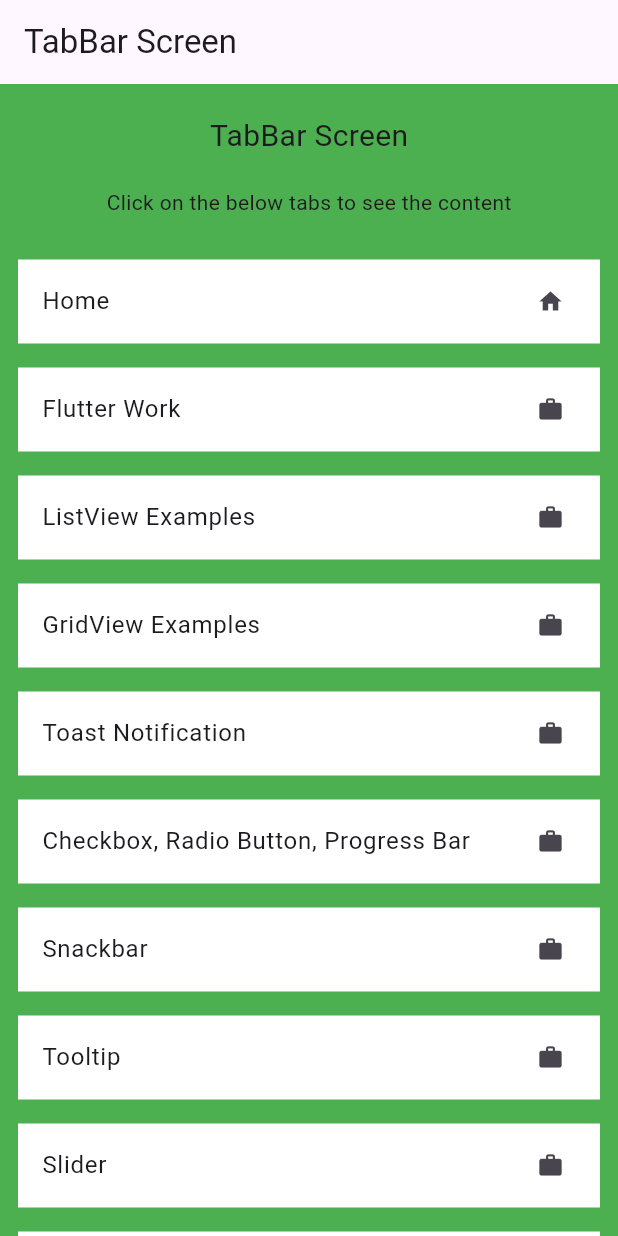
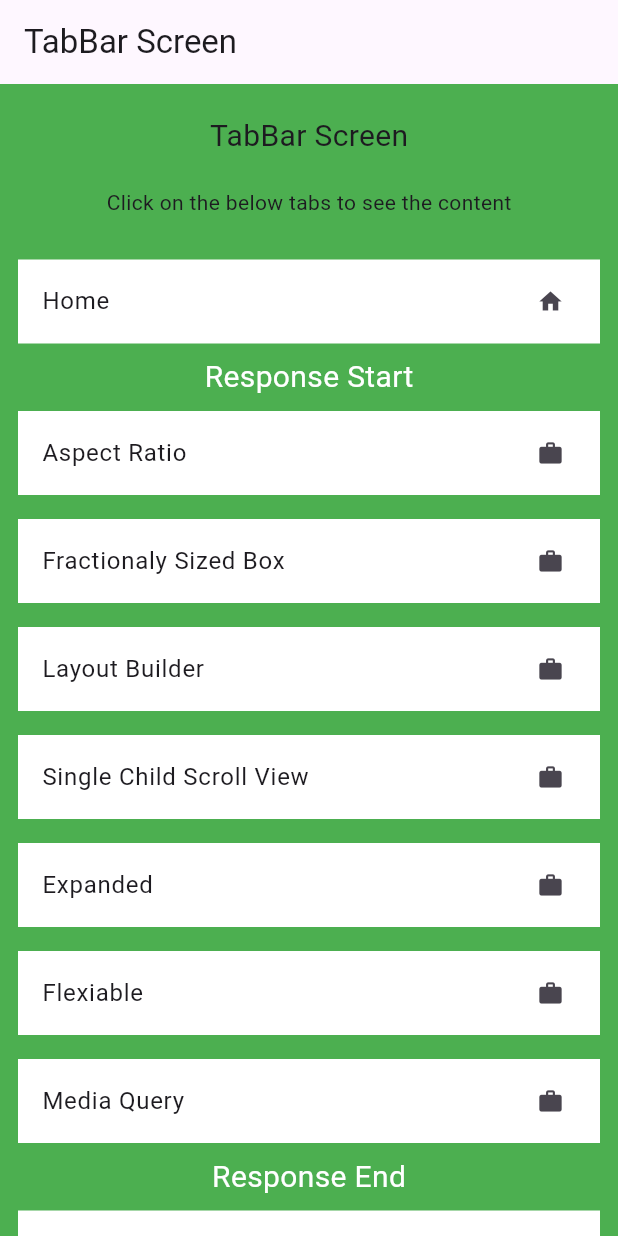
Before and after one commit to AdibRasel/Dart_Programming, a Flutter app: the screen it shows after launch, on a phone screen of 412 x 824 dp. Run offline on Flutter 3.47's test engine with Material 3 defaults, Android fonts, the phone set to English and light mode, and no system bars; our stand-ins replace carousel_slider, fluttertoast, table_calendar.

Commit message:
Responsive Relented Work
Responsive Relented Work

```diff
--- /dev/null
+++ b/Flutter/lib/TabBarScreen/Expanded.dart
@@ -0,0 +1,31 @@
+import 'package:flutter/material.dart';
+
+class Expandeds extends StatelessWidget {
+  const Expandeds({super.key});
+
+  @override
+  Widget build(BuildContext context) {
+    return Scaffold(
+      appBar: AppBar(
+        title: Text('Expanded'),
+      ),
+      body: Column(
+        mainAxisAlignment: MainAxisAlignment.start,
+        children: [
+          Expanded(
+            flex: 3, // এই প্যারামিটার দিয়ে আমরা বলতে পারি কতগুলো ফ্লেক্স দিয়ে ডিভাইস ভিতরে কতটুকু জায়গা নিয়ে নিবে।
+            child: Container(color: Colors.green,)
+          ),
+          Expanded(
+            flex: 5, // এখানে টোটাল Expanded টোটাল কয়টার উপর ভিত্তি করে ভাগ করে যায়গা নিবে।
+            child: Container(color: Colors.blue,)
+          ),
+          Expanded(
+            flex: 1,
+            child: Container(color: Colors.yellow,)
+          ),
+        ],
+      ),
+    );
+  }
+}
--- /dev/null
+++ b/Flutter/lib/TabBarScreen/Flexiable.dart
@@ -0,0 +1,32 @@
+import 'package:flutter/material.dart';
+
+class Flexiables extends StatelessWidget {
+  const Flexiables({super.key});
+
+  @override
+  Widget build(BuildContext context) {
+    return Scaffold(
+      appBar: AppBar(
+        title: Text('Expanded'),
+      ),
+      body: Row(
+        mainAxisAlignment: MainAxisAlignment.start,
+        children: [
+          Flexible(
+            fit: FlexFit.loose, // Expanded থেকে এই অফশনটি বার্তি আর নয় সব সমান এ।
+            flex: 3, // এই প্যারামিটার দিয়ে আমরা বলতে পারি কতগুলো ফ্লেক্স দিয়ে ডিভাইস ভিতরে কতটুকু জায়গা নিয়ে নিবে।
+            child: Container(color: Colors.green,)
+          ),
+          Flexible(
+            flex: 5, // এখানে টোটাল Flexible টোটাল কয়টার উপর ভিত্তি করে ভাগ করে যায়গা নিবে।
+            child: Container(color: Colors.blue,)
+          ),
+          Flexible(
+            flex: 2,
+            child: Container(color: Colors.yellow,)
+          ),
+        ],
+      ),
+    );
+  }
+}
--- a/Flutter/lib/main.dart
+++ b/Flutter/lib/main.dart
@@ -6,13 +6,20 @@
 import 'package:shaminibazar/TabBarScreen/Switch.dart';
 import 'package:shaminibazar/TabBarScreen/Tooltip.dart';
 
+import 'TabBarScreen/AspectRatioRespon.dart';
+import 'TabBarScreen/Expanded.dart';
+import 'TabBarScreen/Flexiable.dart';
 import 'TabBarScreen/FlutterAnimation.dart';
 import 'TabBarScreen/FlutterCalendar.dart';
 import 'TabBarScreen/FlutterWork.dart';
+import 'TabBarScreen/FractionalySizedBox.dart';
 import 'TabBarScreen/GridViewExamples.dart';
 import 'TabBarScreen/HomeTabBarScreen.dart';
+import 'TabBarScreen/LayoutBuilder.dart';
 import 'TabBarScreen/ListViewExamples.dart';
+import 'TabBarScreen/MediaQuery.dart';
 import 'TabBarScreen/Person.dart';
+import 'TabBarScreen/SingleChildScrollView.dart';
 import 'TabBarScreen/Slider_Image.dart';
 import 'TabBarScreen/Table.dart';
 import 'TabBarScreen/ToastNotification.dart';
@@ -86,6 +93,115 @@
                     trailing: Icon(Icons.home),
                   ),
                 ),
+
+
+
+
+                // ====================================== Response Start ======================================
+                Text('Response Start', style: TextStyle(fontSize: 20, color: Colors.white)),
+                TextButton(
+                  onPressed: () {
+                    Navigator.push(
+                      context,
+                      MaterialPageRoute(builder: (context) => AspectRatioRespon()),
+                    );
+                  },
+                  child: const ListTile(
+                    tileColor: Colors.white,
+                    title: Text('Aspect Ratio '),
+                    trailing: Icon(Icons.work),
+                  ),
+                ),
+                TextButton(
+                  onPressed: () {
+                    Navigator.push(
+                      context,
+                      MaterialPageRoute(builder: (context) => FractionalySizedBox()),
+                    );
+                  },
+                  child: const ListTile(
+                    tileColor: Colors.white,
+                    title: Text('Fractionaly Sized Box'),
+                    trailing: Icon(Icons.work),
+                  ),
+                ),
+                TextButton(
+                  onPressed: () {
+                    Navigator.push(
+                      context,
+                      MaterialPageRoute(builder: (context) => LayoutBuilders()),
+                    );
+                  },
+                  child: const ListTile(
+                    tileColor: Colors.white,
+                    title: Text('Layout Builder'),
+                    trailing: Icon(Icons.work),
+                  ),
+                ),
+                TextButton(
+                  onPressed: () {
+                    Navigator.push(
+                      context,
+                      MaterialPageRoute(builder: (context) => SingleChildScrollViews()),
+                    );
+                  },
+                  child: const ListTile(
+                    tileColor: Colors.white,
+                    title: Text('Single Child Scroll View'),
+                    trailing: Icon(Icons.work),
+                  ),
+                ),
+                TextButton(
+                  onPressed: () {
+                    Navigator.push(
+                      context,
+                      MaterialPageRoute(builder: (context) => Expandeds()),
+                    );
+                  },
+                  child: const ListTile(
+                    tileColor: Colors.white,
+                    title: Text('Expanded'),
+                    trailing: Icon(Icons.work),
+                  ),
+                ),
+                TextButton(
+                  onPressed: () {
+                    Navigator.push(
+                      context,
+                      MaterialPageRoute(builder: (context) => Flexiables()),
+                    );
+                  },
+                  child: const ListTile(
+                    tileColor: Colors.white,
+                    title: Text('Flexiable'),
+                    trailing: Icon(Icons.work),
+                  ),
+                ),
+                TextButton(
+                  onPressed: () {
+                    Navigator.push(
+                      context,
+                      MaterialPageRoute(builder: (context) => MediaQuerys()),
+                    );
+                  },
+                  child: const ListTile(
+                    tileColor: Colors.white,
+                    title: Text('Media Query'),
+                    trailing: Icon(Icons.work),
+                  ),
+                ),
+
+                Text('Response End', style: TextStyle(fontSize: 20, color: Colors.white)),
+
+
+
+
+                // ====================================== Response End ======================================
+
+
+
+
+
                 TextButton(
                   onPressed: () {
                     Navigator.push(
```
Also changed, not shown: Flutter/lib/TabBarScreen/AspectRatioRespon.dart (added, +34 -0 lines), Flutter/lib/TabBarScreen/FractionalySizedBox.dart (added, +30 -0 lines), Flutter/lib/TabBarScreen/LayoutBuilder.dart (added, +35 -0 lines), Flutter/lib/TabBarScreen/MediaQuery.dart (added, +32 -0 lines), Flutter/lib/TabBarScreen/SingleChildScrollView.dart (added, +34 -0 lines).
